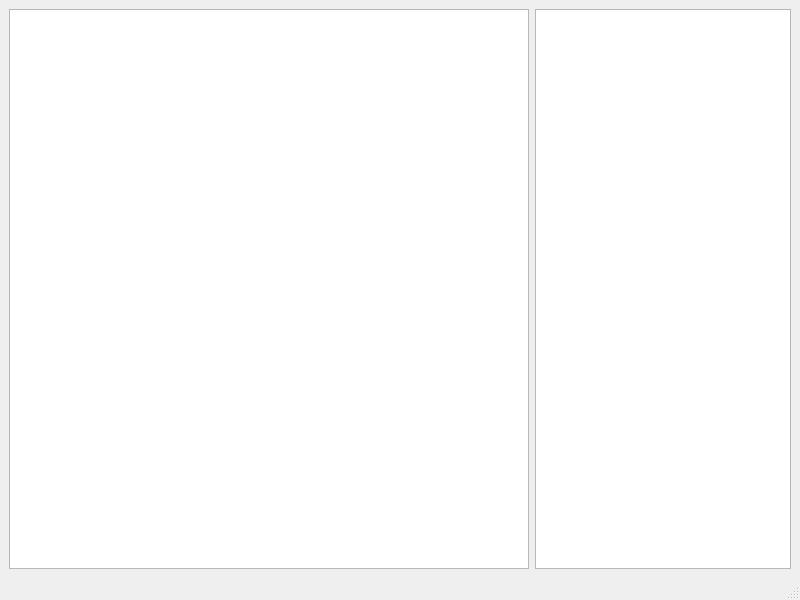
Old version of the form Game/mapwindow.ui in the repository AntonKaara/course-project-game.
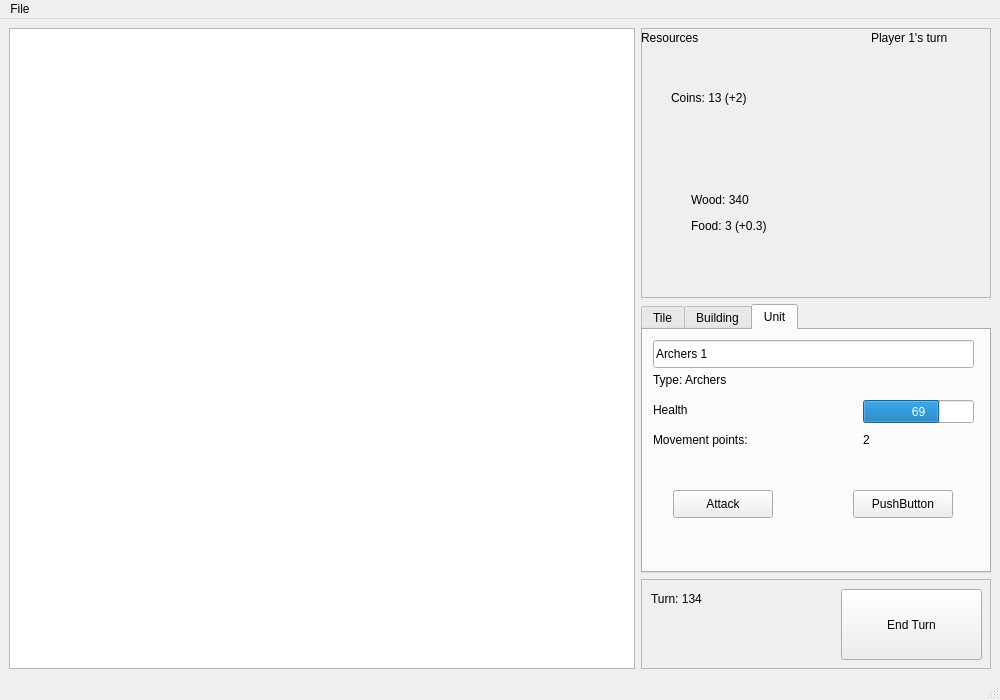
New version of the form.

Diff of the .ui file:
```diff
--- a/Game/mapwindow.ui
+++ b/Game/mapwindow.ui
@@ -6,10 +6,16 @@
    <rect>
     <x>0</x>
     <y>0</y>
-    <width>800</width>
-    <height>600</height>
+    <width>1000</width>
+    <height>700</height>
    </rect>
   </property>
+  <property name="minimumSize">
+   <size>
+    <width>600</width>
+    <height>400</height>
+   </size>
+  </property>
   <property name="windowTitle">
    <string>Conquest of Pirkanmaa</string>
   </property>
@@ -23,17 +29,321 @@
         <verstretch>0</verstretch>
        </sizepolicy>
       </property>
+      <property name="minimumSize">
+       <size>
+        <width>250</width>
+        <height>0</height>
+       </size>
+      </property>
+      <property name="cursor" stdset="0">
+       <cursorShape>CrossCursor</cursorShape>
+      </property>
      </widget>
     </item>
     <item row="0" column="1">
-     <widget class="QTextBrowser" name="textBrowser">
-      <property name="sizePolicy">
-       <sizepolicy hsizetype="Preferred" vsizetype="Expanding">
-        <horstretch>0</horstretch>
-        <verstretch>0</verstretch>
-       </sizepolicy>
+     <layout class="QVBoxLayout" name="verticalLayout_3">
+      <property name="sizeConstraint">
+       <enum>QLayout::SetDefaultConstraint</enum>
       </property>
-     </widget>
+      <item>
+       <widget class="QFrame" name="frame">
+        <property name="sizePolicy">
+         <sizepolicy hsizetype="Preferred" vsizetype="Expanding">
+          <horstretch>0</horstretch>
+          <verstretch>0</verstretch>
+         </sizepolicy>
+        </property>
+        <property name="minimumSize">
+         <size>
+          <width>0</width>
+          <height>250</height>
+         </size>
+        </property>
+        <property name="frameShape">
+         <enum>QFrame::StyledPanel</enum>
+        </property>
+        <property name="frameShadow">
+         <enum>QFrame::Raised</enum>
+        </property>
+        <widget class="QLabel" name="label_5">
+         <property name="geometry">
+          <rect>
+           <x>30</x>
+           <y>60</y>
+           <width>339</width>
+           <height>20</height>
+          </rect>
+         </property>
+         <property name="text">
+          <string>Coins: 13 (+2)</string>
+         </property>
+        </widget>
+        <widget class="QLabel" name="label_6">
+         <property name="geometry">
+          <rect>
+           <x>50</x>
+           <y>188</y>
+           <width>339</width>
+           <height>20</height>
+          </rect>
+         </property>
+         <property name="text">
+          <string>Food: 3 (+0.3)</string>
+         </property>
+        </widget>
+        <widget class="QLabel" name="label_4">
+         <property name="geometry">
+          <rect>
+           <x>50</x>
+           <y>162</y>
+           <width>339</width>
+           <height>20</height>
+          </rect>
+         </property>
+         <property name="text">
+          <string>Wood: 340</string>
+         </property>
+        </widget>
+        <widget class="QLabel" name="label">
+         <property name="geometry">
+          <rect>
+           <x>0</x>
+           <y>0</y>
+           <width>339</width>
+           <height>20</height>
+          </rect>
+         </property>
+         <property name="text">
+          <string>Resources</string>
+         </property>
+        </widget>
+        <widget class="QLabel" name="label_3">
+         <property name="geometry">
+          <rect>
+           <x>230</x>
+           <y>0</y>
+           <width>121</width>
+           <height>20</height>
+          </rect>
+         </property>
+         <property name="text">
+          <string>Player 1's turn</string>
+         </property>
+        </widget>
+       </widget>
+      </item>
+      <item>
+       <widget class="QTabWidget" name="tabWidget">
+        <property name="sizePolicy">
+         <sizepolicy hsizetype="Fixed" vsizetype="Expanding">
+          <horstretch>0</horstretch>
+          <verstretch>0</verstretch>
+         </sizepolicy>
+        </property>
+        <property name="minimumSize">
+         <size>
+          <width>350</width>
+          <height>0</height>
+         </size>
+        </property>
+        <property name="cursor">
+         <cursorShape>ArrowCursor</cursorShape>
+        </property>
+        <property name="autoFillBackground">
+         <bool>false</bool>
+        </property>
+        <property name="tabPosition">
+         <enum>QTabWidget::North</enum>
+        </property>
+        <property name="tabShape">
+         <enum>QTabWidget::Rounded</enum>
+        </property>
+        <property name="currentIndex">
+         <number>2</number>
+        </property>
+        <property name="tabBarAutoHide">
+         <bool>false</bool>
+        </property>
+        <widget class="QWidget" name="tab">
+         <attribute name="title">
+          <string>Tile</string>
+         </attribute>
+         <widget class="QLabel" name="label_7">
+          <property name="geometry">
+           <rect>
+            <x>10</x>
+            <y>10</y>
+            <width>76</width>
+            <height>20</height>
+           </rect>
+          </property>
+          <property name="text">
+           <string>Grassland</string>
+          </property>
+         </widget>
+        </widget>
+        <widget class="QWidget" name="tab_3">
+         <attribute name="title">
+          <string>Building</string>
+         </attribute>
+        </widget>
+        <widget class="QWidget" name="tab_2">
+         <attribute name="title">
+          <string>Unit</string>
+         </attribute>
+         <widget class="QProgressBar" name="healthBar">
+          <property name="geometry">
+           <rect>
+            <x>220</x>
+            <y>70</y>
+            <width>111</width>
+            <height>23</height>
+           </rect>
+          </property>
+          <property name="value">
+           <number>69</number>
+          </property>
+          <property name="format">
+           <string>%p</string>
+          </property>
+         </widget>
+         <widget class="QLabel" name="label_8">
+          <property name="geometry">
+           <rect>
+            <x>10</x>
+            <y>40</y>
+            <width>321</width>
+            <height>20</height>
+           </rect>
+          </property>
+          <property name="text">
+           <string>Type: Archers</string>
+          </property>
+         </widget>
+         <widget class="QLineEdit" name="lineEdit">
+          <property name="geometry">
+           <rect>
+            <x>10</x>
+            <y>10</y>
+            <width>321</width>
+            <height>28</height>
+           </rect>
+          </property>
+          <property name="text">
+           <string>Archers 1</string>
+          </property>
+         </widget>
+         <widget class="QLabel" name="label_9">
+          <property name="geometry">
+           <rect>
+            <x>10</x>
+            <y>70</y>
+            <width>76</width>
+            <height>20</height>
+           </rect>
+          </property>
+          <property name="text">
+           <string>Health</string>
+          </property>
+         </widget>
+         <widget class="QLabel" name="label_10">
+          <property name="geometry">
+           <rect>
+            <x>10</x>
+            <y>100</y>
+            <width>201</width>
+            <height>20</height>
+           </rect>
+          </property>
+          <property name="text">
+           <string>Movement points:</string>
+          </property>
+         </widget>
+         <widget class="QLabel" name="label_11">
+          <property name="geometry">
+           <rect>
+            <x>220</x>
+            <y>100</y>
+            <width>76</width>
+            <height>20</height>
+           </rect>
+          </property>
+          <property name="text">
+           <string>2</string>
+          </property>
+         </widget>
+         <widget class="QPushButton" name="pushButton_2">
+          <property name="geometry">
+           <rect>
+            <x>30</x>
+            <y>160</y>
+            <width>100</width>
+            <height>28</height>
+           </rect>
+          </property>
+          <property name="text">
+           <string>Attack</string>
+          </property>
+         </widget>
+         <widget class="QPushButton" name="pushButton_3">
+          <property name="geometry">
+           <rect>
+            <x>210</x>
+            <y>160</y>
+            <width>100</width>
+            <height>28</height>
+           </rect>
+          </property>
+          <property name="text">
+           <string>PushButton</string>
+          </property>
+         </widget>
+        </widget>
+       </widget>
+      </item>
+      <item>
+       <widget class="QFrame" name="frame_2">
+        <property name="minimumSize">
+         <size>
+          <width>0</width>
+          <height>90</height>
+         </size>
+        </property>
+        <property name="frameShape">
+         <enum>QFrame::StyledPanel</enum>
+        </property>
+        <property name="frameShadow">
+         <enum>QFrame::Raised</enum>
+        </property>
+        <widget class="QPushButton" name="pushButton">
+         <property name="geometry">
+          <rect>
+           <x>200</x>
+           <y>10</y>
+           <width>141</width>
+           <height>71</height>
+          </rect>
+         </property>
+         <property name="text">
+          <string>End Turn</string>
+         </property>
+        </widget>
+        <widget class="QLabel" name="label_2">
+         <property name="geometry">
+          <rect>
+           <x>10</x>
+           <y>10</y>
+           <width>76</width>
+           <height>20</height>
+          </rect>
+         </property>
+         <property name="text">
+          <string>Turn: 134</string>
+         </property>
+        </widget>
+       </widget>
+      </item>
+     </layout>
     </item>
    </layout>
   </widget>
@@ -42,10 +352,21 @@
     <rect>
      <x>0</x>
      <y>0</y>
-     <width>800</width>
+     <width>1000</width>
      <height>25</height>
     </rect>
    </property>
+   <widget class="QMenu" name="menuFile">
+    <property name="title">
+     <string>File</string>
+    </property>
+    <addaction name="separator"/>
+    <addaction name="separator"/>
+    <addaction name="actionSave_Game"/>
+    <addaction name="separator"/>
+    <addaction name="actionReturn_to_Main_Menu"/>
+   </widget>
+   <addaction name="menuFile"/>
   </widget>
   <widget class="QStatusBar" name="statusbar"/>
  </widget>
```
Left out of the diff: 10 changed lines with no effect on the pictures.
